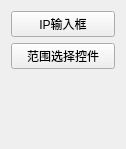
Old version of the form widget.ui in the repository SundaySSSSS/QtWidgets.
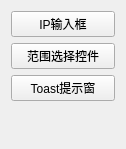
New version of the form.

Commit message: get first version of toast widget

```diff
--- a/widget.ui
+++ b/widget.ui
@@ -28,6 +28,13 @@
      </property>
     </widget>
    </item>
+   <item>
+    <widget class="QPushButton" name="pushButton_ShowToast">
+     <property name="text">
+      <string>Toast提示窗</string>
+     </property>
+    </widget>
+   </item>
    <item>
     <spacer name="verticalSpacer">
      <property name="orientation">
```
The commit also changes 5 other files.
